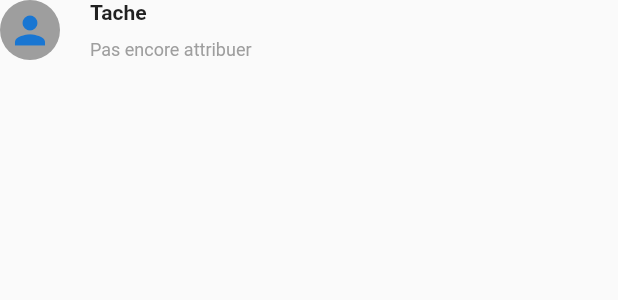
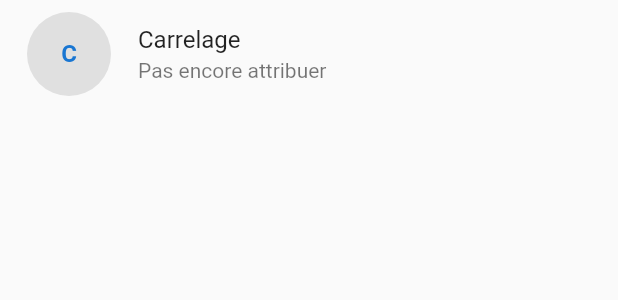
Before and after one commit to yvesjordan06/btp-flutter, a Flutter app: what tacheTravailleur() shows on an empty page, opened directly, on a phone screen of 412 x 824 dp. Shown: the top 300 px of the screen. Run offline on Flutter 3.47's test engine with Material 2 defaults, Android fonts, the phone set to English and light mode, and no system bars; accounts and stored records are empty.

Commit message:
Updated little

```diff
--- a/lib/Components/annonce.dart
+++ b/lib/Components/annonce.dart
@@ -1,6 +1,6 @@
-import 'package:btpp/Functions/Colors.dart';
-import 'package:btpp/Functions/Utility.dart';
-import 'package:btpp/Models/annonce.dart';
+import '../Functions/Colors.dart';
+import '../Functions/Utility.dart';
+import '../Models/annonce.dart';
 import 'package:flutter/cupertino.dart';
 import 'package:flutter/material.dart';
 import 'package:flutter/rendering.dart';
--- a/lib/Components/annonceList.dart
+++ b/lib/Components/annonceList.dart
@@ -1,5 +1,5 @@
-import 'package:btpp/Components/annonce.dart';
-import 'package:btpp/Models/annonce.dart';
+import '../Components/annonce.dart';
+import '../Models/annonce.dart';
 import 'package:flutter/material.dart';
 
 class AnnoncesList extends StatelessWidget {
--- a/lib/Pages/Annonces/main.dart
+++ b/lib/Pages/Annonces/main.dart
@@ -1,6 +1,6 @@
-import 'package:btpp/Components/annonceList.dart';
-import 'package:btpp/Functions/Colors.dart';
-import 'package:btpp/Models/annonce.dart';
+import '../../Components/annonceList.dart';
+import '../../Functions/Colors.dart';
+import '../../Models/annonce.dart';
 import 'package:flutter/material.dart';
 import 'package:flutter/painting.dart';
 import 'package:flutter/rendering.dart';
--- a/lib/Pages/Annonces/postule.dart
+++ b/lib/Pages/Annonces/postule.dart
@@ -1,5 +1,5 @@
-import 'package:btpp/Components/horizontalDivider.dart';
-import 'package:btpp/Models/annonce.dart';
+import '../../Components/horizontalDivider.dart';
+import '../../Models/annonce.dart';
 import 'package:flutter/material.dart';
 import 'package:flutter/rendering.dart';
 
--- a/lib/Pages/Annonces/see.dart
+++ b/lib/Pages/Annonces/see.dart
@@ -1,7 +1,7 @@
-import 'package:btpp/Components/horizontalDivider.dart';
-import 'package:btpp/Functions/Colors.dart';
-import 'package:btpp/Functions/Utility.dart';
-import 'package:btpp/Models/annonce.dart';
+import '../../Components/horizontalDivider.dart';
+import '../../Functions/Colors.dart';
+import '../../Functions/Utility.dart';
+import '../../Models/annonce.dart';
 import 'package:flutter/material.dart';
 import 'package:flutter/painting.dart';
 import 'package:flutter/rendering.dart';
@@ -300,27 +300,10 @@ Widget annonceSummary(AnnonceModel annonce) => Container(
 );
 
 Widget tacheTravailleur() {
-  return Container(
-    child: Row(
-      mainAxisAlignment: MainAxisAlignment.start,
-      crossAxisAlignment: CrossAxisAlignment.start,
-      children: <Widget>[
-        CircleAvatar(
-          backgroundColor: Colors.grey,
-          child: Icon(Icons.person, size: 30,),
-        ),
-        SizedBox(width: 20,),
-        Column(
-          mainAxisAlignment: MainAxisAlignment.start,
-          crossAxisAlignment: CrossAxisAlignment.start,
-          children: <Widget>[
-            Text('Tache', style: TextStyle(fontWeight: FontWeight.bold),),
-            SizedBox(height: 10,),
-            Text('Pas encore attribuer', style: TextStyle(fontSize: 12, color: Colors.grey),)
-          ],
-        )
-      ],
-    ),
+  return ListTile(
+    title: Text('Carrelage'),
+    leading: CircleAvatar(child: Text('C', style: TextStyle(fontWeight: FontWeight.bold),), backgroundColor: Colors.grey[300], radius: 30,),
+    subtitle: Text(('Pas encore attribuer')),
   );
 }
 
--- a/lib/Pages/App/load.dart
+++ b/lib/Pages/App/load.dart
@@ -1,4 +1,4 @@
-import 'package:btpp/State/user.dart';
+import '../../State/user.dart';
 import 'package:flutter/material.dart';
 import 'package:flutter/rendering.dart';
 
--- a/lib/Pages/Auth/login.dart
+++ b/lib/Pages/Auth/login.dart
@@ -1,6 +1,5 @@
-import 'package:btpp/Components/loginFormCard.dart';
-import 'package:btpp/Functions/Colors.dart';
-import 'package:btpp/State/user.dart';
+import '../../Functions/Colors.dart';
+import '../../State/user.dart';
 import 'package:flutter/material.dart';
 
 class LoginPage extends StatefulWidget {
--- a/lib/main.dart
+++ b/lib/main.dart
@@ -1,6 +1,5 @@
-import 'package:btpp/Functions/Colors.dart';
+import 'Functions/Colors.dart';
 import 'package:flutter/material.dart';
-import 'package:flutter/painting.dart';
 import 'Functions/route_generator.dart';
 
 void main() => runApp(MyApp());
@@ -16,7 +15,6 @@ class MyApp extends StatelessWidget {
         accentColor: AppColors.accent,
         buttonColor: AppColors.primaryDark,
         floatingActionButtonTheme: FloatingActionButtonThemeData(backgroundColor: AppColors.accent),
-
       ),
       initialRoute: 'loading',
       onGenerateRoute: RouteGenerator.generateRoute,
--- a/pubspec.yaml
+++ b/pubspec.yaml
@@ -1,5 +1,5 @@
 name: btpp
-description: A new Flutter project.
+description: Le travail n'a jamais été aussi simple.
 
 # The following defines the version and build number for your application.
 # A version number is three numbers separated by dots, like 1.2.43
@@ -24,6 +24,7 @@ dependencies:
   # Use with the CupertinoIcons class for iOS style icons.
   cupertino_icons: ^0.1.2
   intl: ^0.15.7
+  settings_ui: ^0.1.1
 
 dev_dependencies:
   flutter_test:
```
Also changed, not shown: lib/Functions/route_generator.dart (+7 -7 lines), lib/Pages/Annonces/create.dart (+15 -10 lines), lib/Pages/App/auth.dart (+4 -4 lines), lib/Pages/App/main.dart (+4 -4 lines), pubspec.lock.
